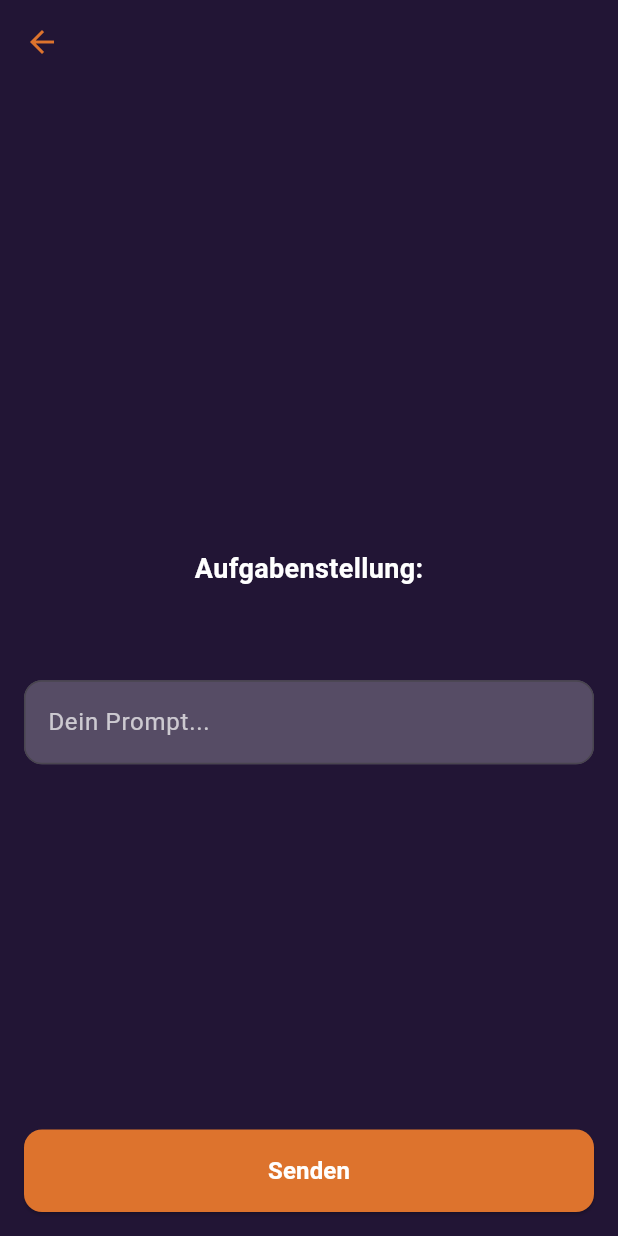
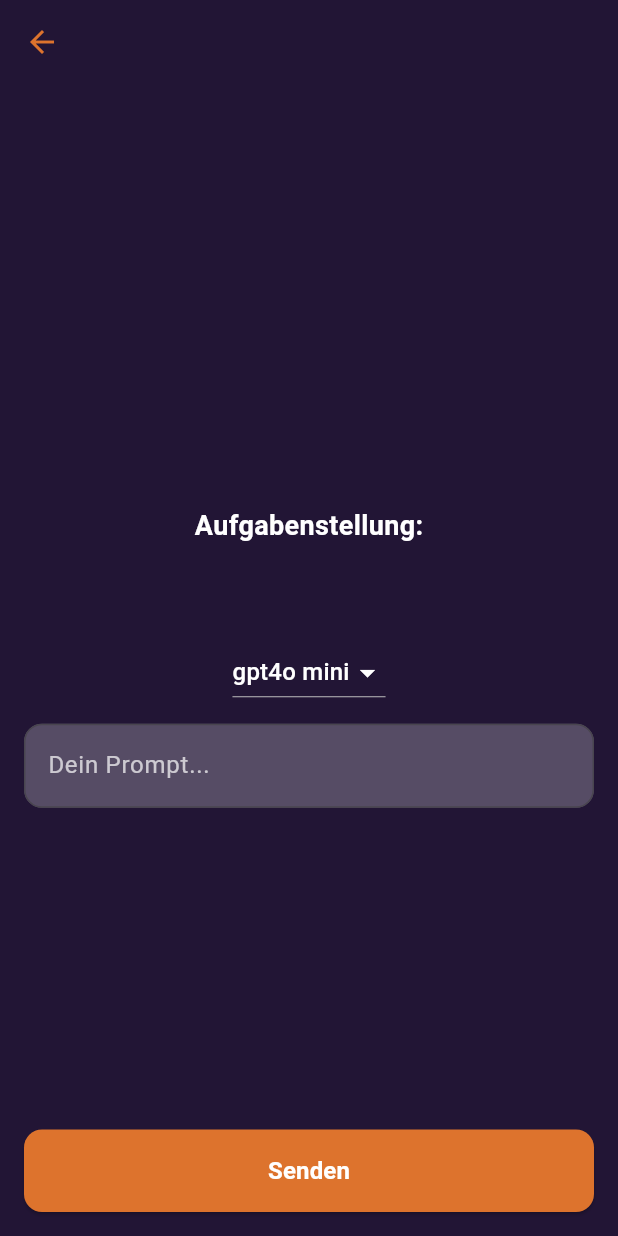
Before and after one commit to Full-Stack-Developement-SS25/Frontend, a Flutter app: the TaskScreen screen opened directly with empty values, after a tap on "Senden", on a phone screen of 412 x 824 dp. Run offline on Flutter 3.47's test engine with Material 3 defaults, Android fonts, the phone set to English and light mode, and no system bars; our stand-ins replace email_validator, firebase_auth, firebase_core, google_sign_in, percent_indicator, shared_preferences; missing offline and left inert: flutter_web_auth_2, mobile_scanner; accounts and stored records are empty; network calls fail; statements that could not run were skipped.

Commit message:
change ai mopdel for answer

```diff
--- a/lib/main.dart
+++ b/lib/main.dart
@@ -85,7 +85,11 @@ class _MyAppState extends State<MyApp> {
       debugShowCheckedModeBanner: false,
       title: 'PromptMaster',
       theme: ThemeData(),
-      home: _loggedIn ? const MainNavigation() : const LoginScreen(),
+      initialRoute: _loggedIn ? '/home' : '/login',
+      routes: {
+        '/login': (context) => const LoginScreen(),
+        '/home': (context) => const MainNavigation(),
+      },
     );
   }
 }
--- a/lib/screens/task_screen.dart
+++ b/lib/screens/task_screen.dart
@@ -3,7 +3,10 @@ import 'package:prompt_master/utils/app_colors.dart';
 import '../widgets/section_header.dart';
 import '../widgets/inline_title.dart';
 import '../services/ai_service.dart';
+import '../services/config.dart';
 import 'evaluation_screen.dart';
+import 'dart:convert';
+import 'package:http/http.dart' as http;
 
 class TaskScreen extends StatefulWidget {
   final String taskId;
@@ -26,6 +29,29 @@ class TaskScreen extends StatefulWidget {
 class _TaskScreenState extends State<TaskScreen> {
   final TextEditingController _controller = TextEditingController();
   bool isLoading = false;
+  List<String> _models = ['gpt4o mini'];
+  String _selectedModel = 'gpt4o mini';
+
+  @override
+  void initState() {
+    super.initState();
+    _fetchModels();
+  }
+
+  Future<void> _fetchModels() async {
+    try {
+      final response = await http.get(Uri.parse('${Config.baseUrl}/models'));
+      if (response.statusCode == 200) {
+        final Map<String, dynamic> data = jsonDecode(response.body);
+        setState(() {
+          _models = data.keys.cast<String>().toList();
+          if (!_models.contains(_selectedModel)) {
+            _selectedModel = 'gpt4o mini';
+          }
+        });
+      }
+    } catch (_) {}
+  }
 
   @override
   Widget build(BuildContext context) {
@@ -63,6 +89,33 @@ class _TaskScreenState extends State<TaskScreen> {
                     textAlign: TextAlign.center,
                   ),
                   const SizedBox(height: 30),
+                  DropdownButton<String>(
+                    value: _selectedModel,
+                    dropdownColor: AppColors.fillColor,
+                    iconEnabledColor: AppColors.white,
+                    items:
+                        _models
+                            .map(
+                              (m) => DropdownMenuItem(
+                                value: m,
+                                child: Text(
+                                  m,
+                                  style: const TextStyle(
+                                    color: AppColors.white,
+                                  ),
+                                ),
+                              ),
+                            )
+                            .toList(),
+                    onChanged: (value) {
+                      if (value != null) {
+                        setState(() {
+                          _selectedModel = value;
+                        });
+                      }
+                    },
+                  ),
+                  const SizedBox(height: 10),
                   ConstrainedBox(
                     constraints: const BoxConstraints(
                       minHeight: 50,
@@ -107,6 +160,7 @@ class _TaskScreenState extends State<TaskScreen> {
                               widget.taskText,
                               prompt,
                               widget.taskId,
+                              _selectedModel,
                             );
                             if (!mounted) return;
 
--- a/lib/services/ai_service.dart
+++ b/lib/services/ai_service.dart
@@ -9,6 +9,7 @@ class AIService {
     String taskText,
     String prompt,
     String taskId,
+    String model,
   ) async {
     final userId = await AuthService.getUserId();
 
@@ -28,6 +29,7 @@ class AIService {
           'prompt': prompt,
           'userId': userId,
           'taskId': taskId,
+          'model': model,
         }),
       );
 
```
